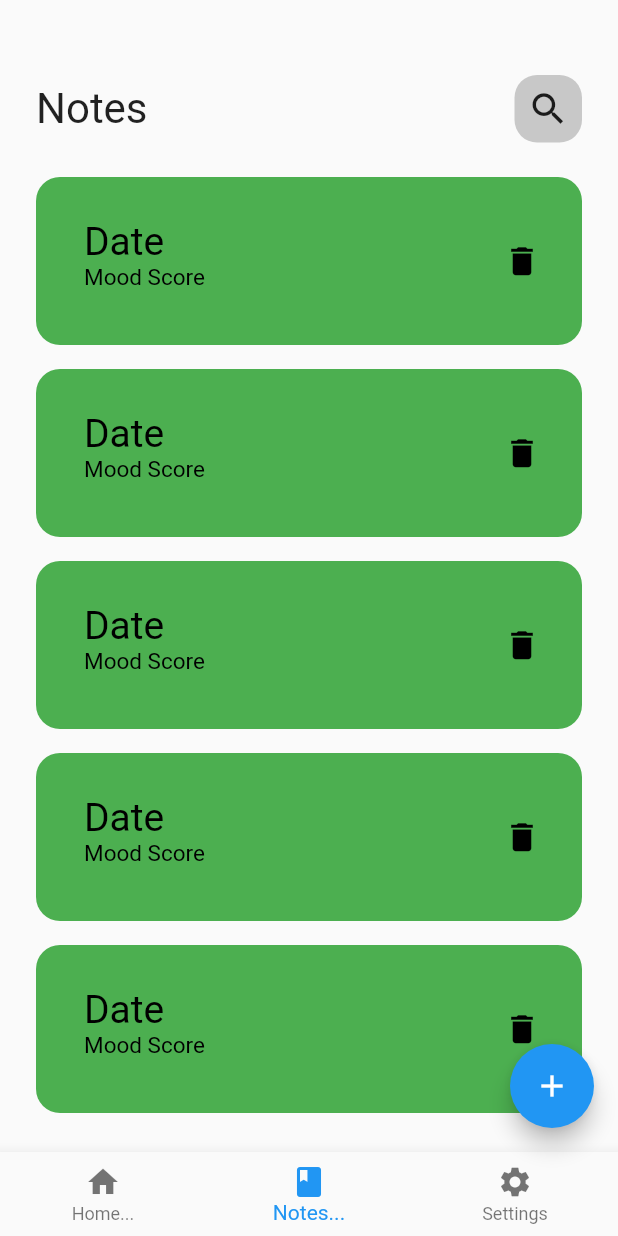
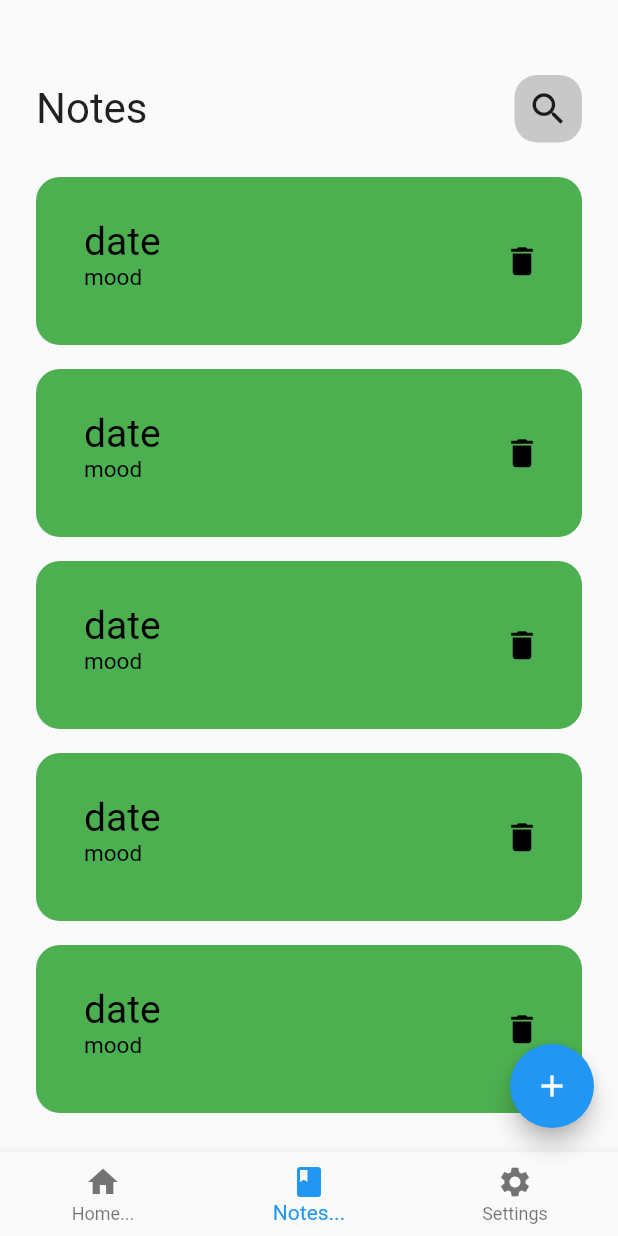
Before and after one commit to bibi2812/MentalHealthApp2, a Flutter app: the screen it shows after launch, item 2 of the bottom bar chosen, on a phone screen of 412 x 824 dp. Run offline on Flutter 3.47's test engine with Material 2 defaults, Android fonts, the phone set to English and light mode, and no system bars; our stand-ins replace bloc, hive, hive_flutter; accounts and stored records are empty.

Commit message:
Mood input form now updates item bars on reload

```diff
--- a/lib/calendar/calendar.dart
+++ b/lib/calendar/calendar.dart
@@ -1,6 +1,3 @@
-import 'dart:io';
-import 'dart:math';
-
 import 'package:flutter/material.dart';
 import 'package:hive/hive.dart';
 import '../notesPage/viewNotes.dart';
@@ -103,7 +100,7 @@ class HomeScreenState extends State<Calendar> {
       if (index == 1) {
         Navigator.push(
           context,
-          MaterialPageRoute(builder: (context) => Notes()),
+          MaterialPageRoute(builder: (context) => const Notes()),
         );
       }
     });
--- a/lib/notesPage/editNotes.dart
+++ b/lib/notesPage/editNotes.dart
@@ -1,8 +1,6 @@
-import 'package:flutter/cupertino.dart';
 import 'package:flutter/material.dart';
 import 'package:setap/notesPage/viewNotes.dart';
 import 'package:setap/notesPage/widgets/viewBody.dart';
-
 
 
 class editNote extends StatelessWidget{
--- a/lib/notesPage/viewNotes.dart
+++ b/lib/notesPage/viewNotes.dart
@@ -8,12 +8,19 @@ import 'package:setap/calendar/calendar.dart';
 class Notes extends StatefulWidget {
   // const Notes({Key? key}) : super(key: key);
 
-  Notes({super.key});
+  const Notes({super.key});
 
   @override
   viewNotes createState() => viewNotes();
 }
 
+// viewNotes allows the client to view all the saved notes so far
+// viewNotes returns a Scaffold containing:
+// - A button in the lower-right corner, to add a new note
+// - A bottom navigation bar with three buttons, to switch between pages
+// - The main body in the center of the page (Scaffold). The main body consists
+// of green bars that show us the date and the mood score that was recorded on
+// that date.
 class viewNotes extends State<Notes> {
   final _myBox = Hive.box('notes_box');
 
@@ -83,6 +90,9 @@ String? readData(key) {
   }
 }
 
+// addNote produces the text area where the client can input the correct data.
+// The text area acts like an input form. This is constructed every time the
+// button is pressed in the viewNotes page.
 class addNote extends StatelessWidget {
   const addNote({Key? key}) : super(key: key);
 
@@ -128,7 +138,7 @@ class _addNoteFormState extends State<addNoteForm>{
           ),
            CustomTextField(
             onSaved: (value) {
-              date = value;
+              date = DateTime.now().toString();
             },
             hint: "Date",
           ),
@@ -150,6 +160,7 @@ class _addNoteFormState extends State<addNoteForm>{
               if(formKey.currentState!.validate())
                 {
                   formKey.currentState!.save();
+                  _writeData(date!, moodScore);
                 } else {
                 autovalidateMode = AutovalidateMode.always;
                 setState((){
--- a/lib/notesPage/widgets/viewBody.dart
+++ b/lib/notesPage/widgets/viewBody.dart
@@ -1,7 +1,12 @@
 import 'package:flutter/material.dart';
+import 'package:hive/hive.dart';
 
 import '../editNotes.dart';
 
+// appBar is the bar positioned at the top of the screen. It is called by
+// viewNotesBody class (vNtsBdy calls the appBar and the list of green bars).
+// appBar holds a heading and a search icon which the client will be able to use
+// in order to find previously saved notes more quickly.
 class appBar extends StatelessWidget {
   const appBar ({super.key, required this.title, required this.icon});
 
@@ -47,10 +52,12 @@ class CustomIcon extends StatelessWidget {
               size: 28,
           ),
         ),
-          );
+    );
   }
 }
 
+// viewNotesBody returns a bar at the top of the screen with a scrollable list
+// of mood ratings.
 class viewNotesBody extends StatelessWidget {
   const viewNotesBody ({super.key});
 
@@ -74,14 +81,38 @@ class viewNotesBody extends StatelessWidget {
   }
 }
 
+// itemNotes are the green bars that contain each of the mood scores as well as
+// the dates they were written on.
 class itemNotes extends StatelessWidget {
-  const itemNotes ({super.key});
+  final _noteBox = Hive.box('notes_box');
+  final int index;
+
+  itemNotes (this.index, {super.key});
+
+  // _getNote returns either the recorded date or mood based on a given index
+  // dateOrMood must either be "date" or "mood"; anything else returns an error
+  // string (which will be written into the item Boxes!).
+  String _getNote(int index, String dateOrMood) {
+    var note = _noteBox.get(index);
+
+    if (note != null) {
+      if (dateOrMood == "date") {
+        return note[0];
+      } else if (dateOrMood == "mood") {
+        return note[1];
+      } else {
+        return "err- invalid second parameter passed for date or mood.";
+      }
+    } else {
+      return dateOrMood;
+    }
+  }
 
   @override
   Widget build(BuildContext context) {
     return GestureDetector(
       onTap: () {
-        Navigator.push(context, MaterialPageRoute(builder: (context ){
+        Navigator.push(context, MaterialPageRoute(builder: (context) {
           return const editNote();
         }),);
       },
@@ -95,14 +126,14 @@ class itemNotes extends StatelessWidget {
         crossAxisAlignment: CrossAxisAlignment.end,
         children: [
           ListTile(
-            title: const Text("Date",
-            style: TextStyle(
+            title: Text(_getNote(index, "date"),
+            style: const TextStyle(
               color: Colors.black,
               fontSize: 26,
             ),
             ),
-            subtitle: const Text("Mood Score",
-            style: TextStyle(
+            subtitle: Text(_getNote(index, "mood"),
+            style: const TextStyle(
               color: Colors.black,
               fontSize: 15,
             ),
@@ -128,9 +159,9 @@ class notesList extends StatelessWidget {
       padding: const EdgeInsets.symmetric(vertical: 15),
       child: ListView.builder (itemBuilder : (context , index)
       {
-        return const Padding(
-          padding: EdgeInsets.symmetric(vertical: 8.0),
-          child: itemNotes(),
+        return Padding(
+          padding: const EdgeInsets.symmetric(vertical: 8.0),
+          child: itemNotes(index),
         );
       }),
     );
```
Lines whose indentation alone changed are shown as unchanged.
